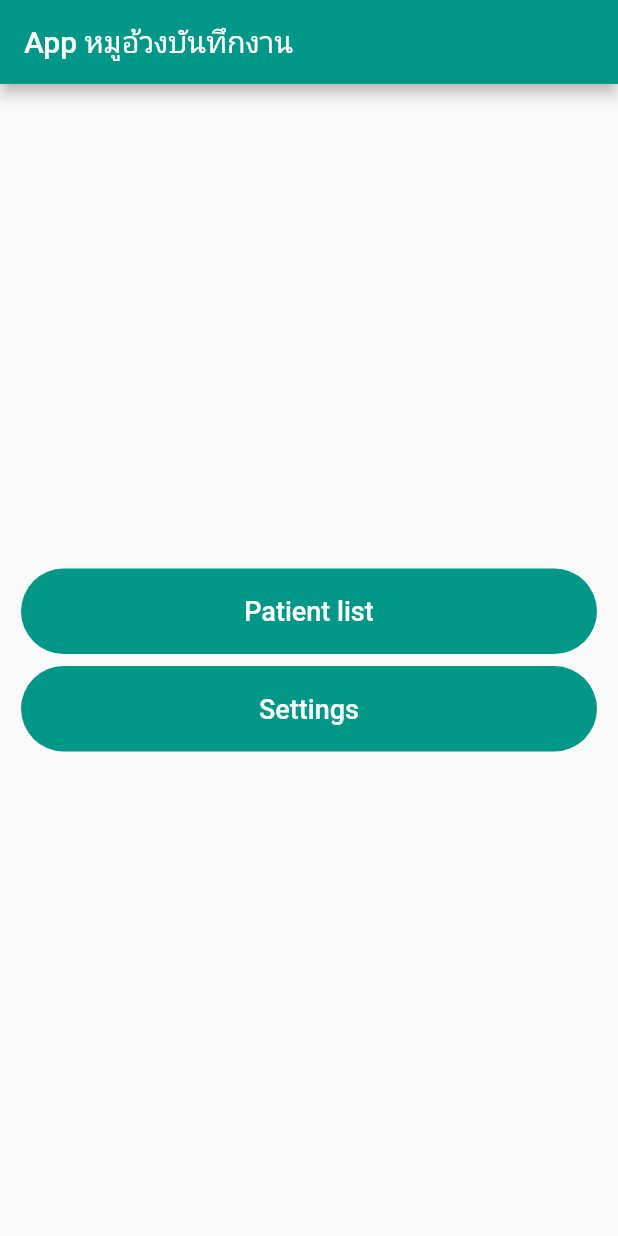
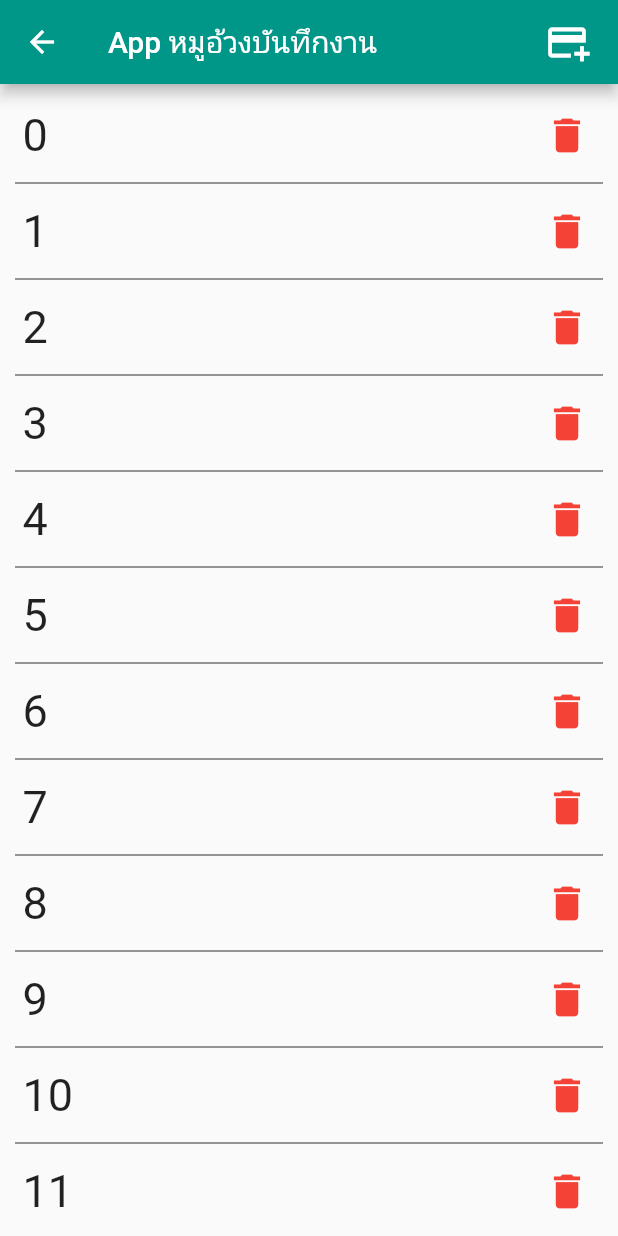
Before and after one commit to lertumpai/todo-satrirat, a Flutter app: the screen it shows after launch, after a tap on "Settings", on a phone screen of 412 x 824 dp. Run offline on Flutter 3.47's test engine with Material 2 defaults, Android fonts, the phone set to English and light mode, and no system bars.

Commit message:
settings list

```diff
--- a/lib/homeScreen.dart
+++ b/lib/homeScreen.dart
@@ -41,7 +41,9 @@ class MyHomePage extends StatelessWidget {
                     child: Container(
                       margin: const EdgeInsets.symmetric(vertical: 4),
                       child: FilledButton.tonal(
-                          onPressed: () {},
+                          onPressed: () {
+                            Navigator.pushNamed(context, '/settings');
+                          },
                           style: const ButtonStyle(
                               padding: MaterialStatePropertyAll(
                                   EdgeInsets.symmetric(vertical: 18))),
--- a/lib/main.dart
+++ b/lib/main.dart
@@ -1,6 +1,7 @@
 import 'package:flutter/material.dart';
 import 'package:todo_satrirat/patient/patientEditableScreen.dart';
 import 'package:todo_satrirat/patient/patientListScreen.dart';
+import 'package:todo_satrirat/settings/settingsScreen.dart';
 
 import 'homeScreen.dart';
 
@@ -24,6 +25,7 @@ class MyApp extends StatelessWidget {
         '/': (context) => const MyHomePage(),
         '/patient-list': (context) => const PatientListPage(),
         '/patient': (context) => const PatientEditablePage(),
+        '/settings': (context) => const SettingsPage(),
       },
     );
   }
--- /dev/null
+++ b/lib/settings/settings.dart
@@ -0,0 +1,53 @@
+import 'package:flutter/material.dart';
+import 'package:todo_satrirat/patient/patientEditableScreen.dart';
+import 'package:todo_satrirat/patient/patientList.dart';
+import 'package:todo_satrirat/patient/patientManage.dart';
+
+class Settings extends StatelessWidget {
+  final String? option;
+
+  const Settings({super.key, this.option});
+
+  @override
+  Widget build(BuildContext context) {
+    return Container(
+      child: Row(
+        mainAxisAlignment: MainAxisAlignment.spaceBetween,
+        children: [
+          SettingsOption(option: option),
+          const SettingsDelete(),
+        ],
+      ),
+    );
+  }
+}
+
+class SettingsOption extends StatelessWidget {
+  final String? option;
+
+  const SettingsOption({super.key, this.option = ""});
+
+  @override
+  Widget build(BuildContext context) {
+    return Row(
+      children: [
+        const SizedBox(width: 5),
+        Text(option!, style: const TextStyle(fontSize: 30)),
+      ],
+    );
+  }
+}
+
+class SettingsDelete extends StatelessWidget {
+  const SettingsDelete({super.key});
+
+  @override
+  Widget build(BuildContext context) {
+    return IconButton(
+      icon: const Icon(Icons.delete),
+      color: Colors.red.shade500,
+      iconSize: 30,
+      onPressed: () {},
+    );
+  }
+}
--- /dev/null
+++ b/lib/settings/settingsList.dart
@@ -0,0 +1,28 @@
+import 'package:flutter/material.dart';
+import 'package:todo_satrirat/patient/patientEditableScreen.dart';
+import 'package:todo_satrirat/patient/patientList.dart';
+import 'package:todo_satrirat/patient/patientManage.dart';
+import 'package:todo_satrirat/settings/settings.dart';
+
+class SettingsListPage extends StatelessWidget {
+  const SettingsListPage({super.key});
+
+  @override
+  Widget build(BuildContext context) {
+    return Container(
+        child: ListView.separated(
+          shrinkWrap: true,
+          physics: const BouncingScrollPhysics(decelerationRate: ScrollDecelerationRate.fast),
+          itemBuilder: (BuildContext context, int index) {
+            if (index == 19) {
+              return const SizedBox(height: 1);
+            }
+
+            return Settings(option: index.toString());
+          },
+          separatorBuilder: (context, i) => const Divider(color: Colors.black54, thickness: 1.0),
+          itemCount: 20,
+        )
+    );
+  }
+}
--- /dev/null
+++ b/lib/settings/settingsScreen.dart
@@ -0,0 +1,27 @@
+import 'package:flutter/material.dart';
+import 'package:todo_satrirat/patient/patient.dart';
+import 'package:todo_satrirat/settings/settingsList.dart';
+
+class SettingsPage extends StatelessWidget {
+  const SettingsPage({super.key});
+
+  @override
+  Widget build(BuildContext context) {
+    return Scaffold(
+      appBar: AppBar(
+        title: const Text('App หมูอ้วงบันทึกงาน'),
+        actions: [
+          IconButton(
+              onPressed: () {},
+              icon: const Icon(Icons.add_card, size: 30)
+          ),
+          const SizedBox(width: 10),
+        ],
+      ),
+      body: Container(
+        padding: const EdgeInsets.symmetric(horizontal: 10, vertical: 10),
+        child: const SettingsListPage()
+      ),
+    );
+  }
+}
```
